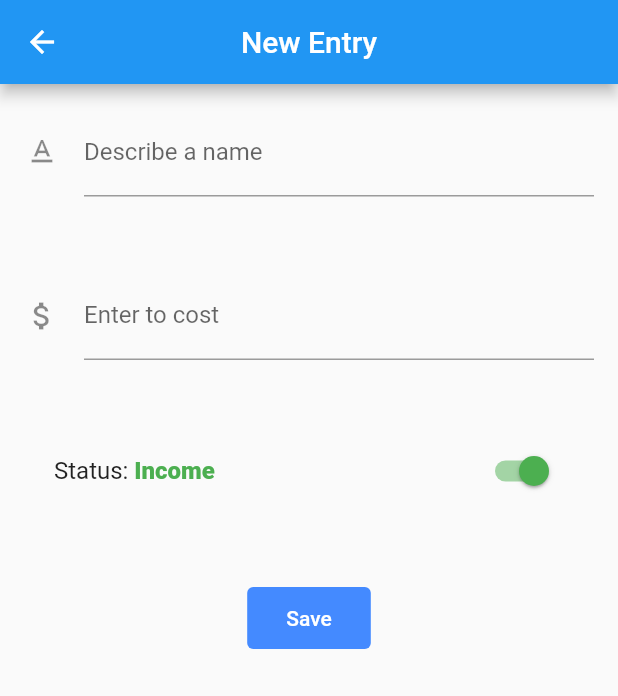
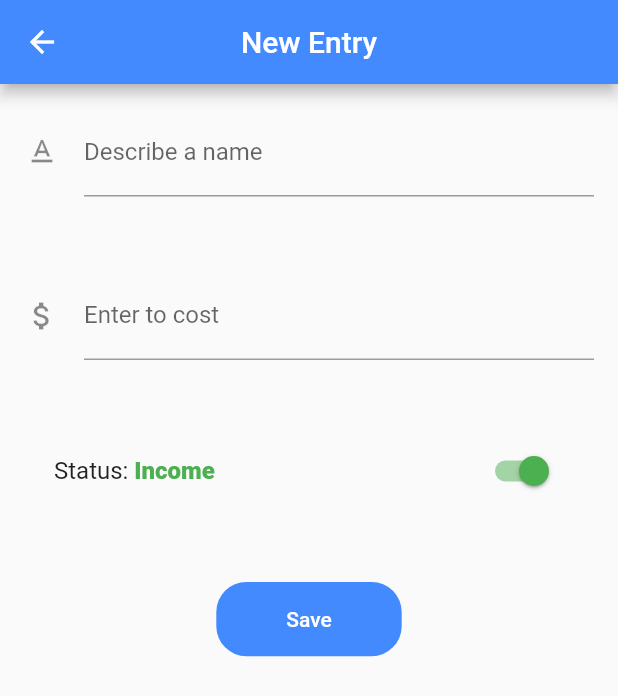
Before and after one commit to akturanilyas/money-manager, a Flutter app: the screen it shows after launch, after a tap on the "add" icon, on a phone screen of 412 x 824 dp. Shown: the top 696 px of the screen. Run offline on Flutter 3.47's test engine with Material 2 defaults, Android fonts, the phone set to English and light mode, and no system bars; our stand-ins replace bloc, cloud_firestore, equatable, firebase_core, flutter_bloc; accounts and stored records are empty.

Commit message:
Edit: Unused test files removed and theme.dart file added.

```diff
--- a/lib/bloc/firestore/firestore_state.dart
+++ b/lib/bloc/firestore/firestore_state.dart
@@ -10,8 +10,10 @@ abstract class FirestoreState extends Equatable {
 class FirestoreInitial extends FirestoreState {}
 
 class ExchangesGetted extends FirestoreState {
-  List<MoneyExchange> exchanges = <MoneyExchange>[];
+  final List<MoneyExchange> exchanges;
+
   ExchangesGetted(this.exchanges);
+
   @override
   String toString() => "Exchanges getted";
 }
--- a/lib/constants/theme.dart
+++ b/lib/constants/theme.dart
@@ -0,0 +1,9 @@
+import 'package:flutter/material.dart';
+
+class ThemeConstants {
+  ThemeConstants();
+  static const primaryColor = Colors.blueAccent;
+  static const secondaryColor = Colors.white54;
+  static const selectedItemColor = Colors.white;
+  static const ktuLightBlue = const Color(0xFF005AA9);
+}
--- a/lib/repositories/money_repository.dart
+++ b/lib/repositories/money_repository.dart
@@ -22,7 +22,7 @@ class MoneyRepository {
           name, value, status, created, imageUrl);
       return true;
     } catch (e) {
-      print('Error: ' + e.toString());
+      print('Error : ' + e.toString());
       return false;
     }
   }
--- a/lib/router/routing.dart
+++ b/lib/router/routing.dart
@@ -1,28 +1,24 @@
 import 'package:bloctest/bloc/bottom_navigation/bottom_navigation_bloc.dart';
 import 'package:bloctest/bloc/firestore/firestore_bloc.dart';
-import 'package:bloctest/bloc/test_bloc.dart';
 import 'package:bloctest/screens/new_entry_screen.dart';
 import 'package:bloctest/screens/root.dart';
 import 'package:flutter/material.dart';
 import 'package:flutter_bloc/flutter_bloc.dart';
 
 class AppRouter {
-  final TestBloc _testBloc = TestBloc();
-
+  final BottomNavigationBloc _navbarBloc = BottomNavigationBloc();
+  final FirestoreBloc _firestoreBloc = FirestoreBloc();
   Route? onGenerateRoute(RouteSettings settings) {
     switch (settings.name) {
       case '/':
         return MaterialPageRoute(
           builder: (_) => MultiBlocProvider(
             providers: [
-              BlocProvider.value(
-                value: _testBloc,
-              ),
               BlocProvider(
-                create: (context) => BottomNavigationBloc()..add(AppStarted()),
+                create: (context) => _navbarBloc..add(AppStarted()),
               ),
               BlocProvider.value(
-                value: FirestoreBloc(),
+                value: _firestoreBloc,
               ),
             ],
             child: Root(),
@@ -31,7 +27,7 @@ class AppRouter {
       case '/new':
         return MaterialPageRoute(
           builder: (_) => BlocProvider.value(
-            value: FirestoreBloc(),
+            value: _firestoreBloc,
             child: NewEntryPage(),
           ),
         );
@@ -42,6 +38,7 @@ class AppRouter {
   }
 
   void dispose() {
-    _testBloc.close();
+    _firestoreBloc.close();
+    _navbarBloc.close();
   }
 }
--- a/lib/screens/new_entry_screen.dart
+++ b/lib/screens/new_entry_screen.dart
@@ -1,7 +1,7 @@
 import 'package:bloctest/bloc/firestore/firestore_bloc.dart';
+import 'package:bloctest/constants/theme.dart';
 import 'package:bloctest/widget/labeled_switch.dart';
 import 'package:cloud_firestore/cloud_firestore.dart';
-import 'package:flutter/cupertino.dart';
 import 'package:flutter/material.dart';
 import 'package:provider/src/provider.dart';
 
@@ -16,25 +16,8 @@ class NewEntryPage extends StatefulWidget {
 class _NewEntryPageState extends State<NewEntryPage> {
   final TextEditingController nameController = TextEditingController();
   final TextEditingController valueController = TextEditingController();
+
   bool _isSelected = true;
-
-  getDataFromFirestore() async {
-    final firestoreInstance = FirebaseFirestore.instance;
-    final result = await firestoreInstance
-        .collection("users")
-        .doc("1")
-        .collection('transfers')
-        .get()
-        .then(
-      (querySnapshot) {
-        querySnapshot.docs.forEach(
-          (result) {
-            print(result.data());
-          },
-        );
-      },
-    );
-  }
 
   setDataToFirestore() {
     final firestoreInstance = FirebaseFirestore.instance;
@@ -52,6 +35,7 @@ class _NewEntryPageState extends State<NewEntryPage> {
     final phoneSize = MediaQuery.of(context).size;
     return Scaffold(
       appBar: AppBar(
+        backgroundColor: ThemeConstants.primaryColor,
         title: Text('New Entry'),
         centerTitle: true,
       ),
@@ -91,14 +75,18 @@ class _NewEntryPageState extends State<NewEntryPage> {
             ),
             TextButton(
               style: ButtonStyle(
-                backgroundColor: MaterialStateProperty.all(Colors.blueAccent),
-                minimumSize: MaterialStateProperty.all(
-                  Size(
-                    phoneSize.height * .1,
-                    phoneSize.width * .1,
+                  backgroundColor: MaterialStateProperty.all(Colors.blueAccent),
+                  minimumSize: MaterialStateProperty.all(
+                    Size(
+                      phoneSize.height * .15,
+                      phoneSize.width * .12,
+                    ),
                   ),
-                ),
-              ),
+                  shape: MaterialStateProperty.all<RoundedRectangleBorder>(
+                    RoundedRectangleBorder(
+                      borderRadius: BorderRadius.circular(20.0),
+                    ),
+                  )),
               child: Text(
                 'Save',
                 style: TextStyle(color: Colors.white),
--- a/lib/screens/root.dart
+++ b/lib/screens/root.dart
@@ -1,5 +1,6 @@
 import 'package:bloctest/bloc/bottom_navigation/bottom_navigation_bloc.dart';
 import 'package:bloctest/bloc/firestore/firestore_bloc.dart';
+import 'package:bloctest/constants/theme.dart';
 import 'package:bloctest/screens/analysis_screen.dart';
 import 'package:bloctest/screens/spend_screen.dart';
 import 'package:flutter/material.dart';
@@ -22,11 +23,8 @@ class _RootState extends State<Root> {
 
   @override
   Widget build(BuildContext context) {
-    final Color primaryColor = Colors.blueAccent;
-    final Color secondaryColor = Colors.white54;
-    final Color selectedItemColor = Colors.white;
     context.read<FirestoreBloc>().add(GetExchanges());
-    // final TestBloctestBloc = BlocProvider.of<TestBloc>(context);
+
     return BlocBuilder<BottomNavigationBloc, BottomNavigationState>(
       builder: (context, state) {
         return Scaffold(
@@ -40,7 +38,7 @@ class _RootState extends State<Root> {
               )
             ],
             centerTitle: true,
-            backgroundColor: primaryColor,
+            backgroundColor: ThemeConstants.primaryColor,
             title: Builder(
               builder: (_) {
                 if (state is SpendPageLoaded) return Text('Spending Page');
@@ -59,14 +57,20 @@ class _RootState extends State<Root> {
               return Container();
             },
           ),
-          bottomNavigationBar: BottomNavigationBar(
-            backgroundColor: primaryColor,
+          bottomNavigationBar: bottomNavBar(context),
+        );
+      },
+    );
+  }
 
-            selectedItemColor: selectedItemColor,
-            unselectedItemColor: secondaryColor,
+  BottomNavigationBar bottomNavBar(BuildContext context) {
+    return BottomNavigationBar(
+      backgroundColor: ThemeConstants.primaryColor,
+      selectedItemColor: ThemeConstants.selectedItemColor,
+      unselectedItemColor: ThemeConstants.secondaryColor,
       // showUnselectedLabels: false,
-            currentIndex: context
-                .select((BottomNavigationBloc bloc) => bloc.currentIndex),
+      currentIndex:
+          context.select((BottomNavigationBloc bloc) => bloc.currentIndex),
       items: [
         BottomNavigationBarItem(
           icon: Icon(Icons.attach_money_outlined),
@@ -78,12 +82,7 @@ class _RootState extends State<Root> {
         ),
       ],
       onTap: (index) {
-              context
-                  .read<BottomNavigationBloc>()
-                  .add(PageTapped(index: index));
-            },
-          ),
-        );
+        context.read<BottomNavigationBloc>().add(PageTapped(index: index));
       },
     );
   }
```
Also changed, not shown: lib/bloc/test_bloc.dart (deleted, +0 -24 lines), lib/bloc/test_event.dart (deleted, +0 -14 lines), lib/bloc/test_state.dart (deleted, +0 -9 lines). Lines whose indentation alone changed are shown as unchanged.
